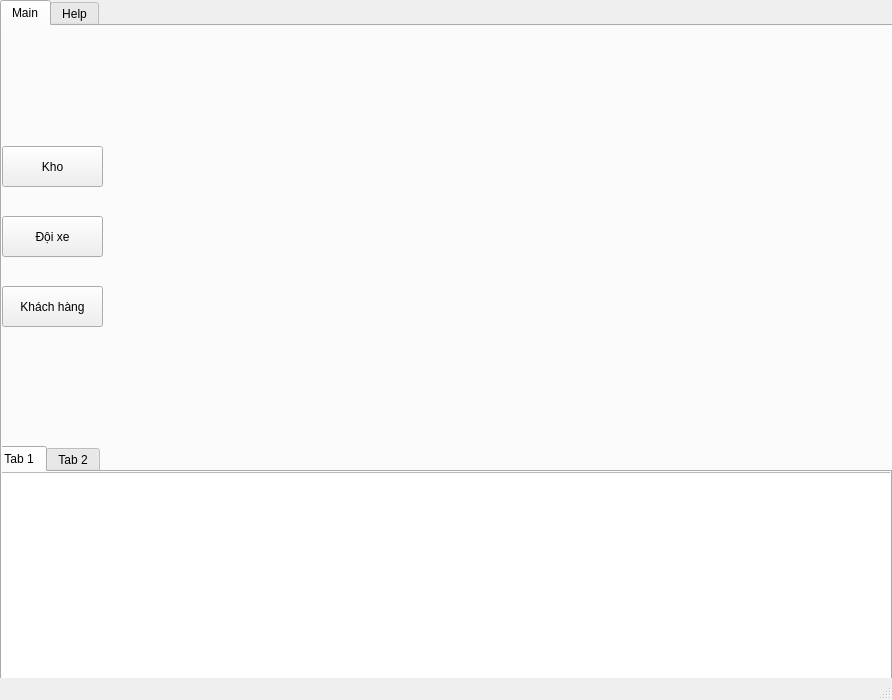
Qt form Qt-tech-fech.ui (phamtuanson179/TechfechProject) before a commit.
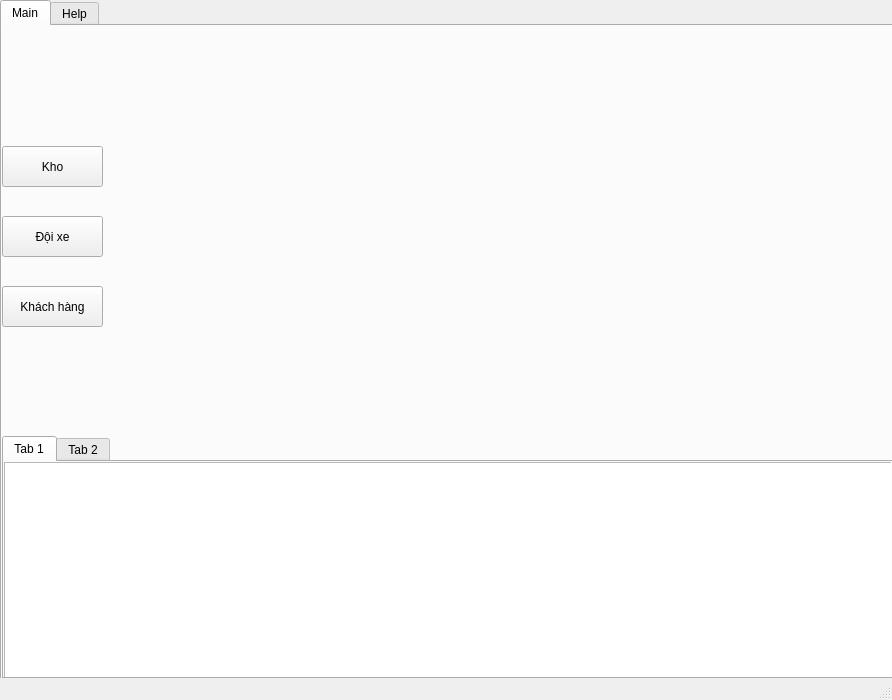
The same form after that commit.

```diff
--- a/Qt-tech-fech.ui
+++ b/Qt-tech-fech.ui
@@ -72,9 +72,9 @@
      <widget class="QTabWidget" name="tabWidget_2">
       <property name="geometry">
        <rect>
-        <x>-10</x>
-        <y>420</y>
-        <width>900</width>
+        <x>0</x>
+        <y>410</y>
+        <width>891</width>
         <height>243</height>
        </rect>
       </property>
```
